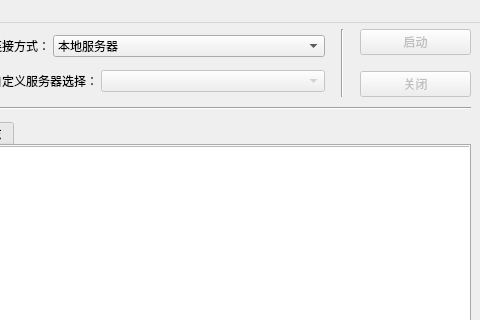
The window that ui/mainwindow.ui (zHElEARN/zoffline_launcher) describes before a commit, drawn with Qt 5; both pictures show x 164 to 644 and y 0 to 320 of the 644 by 438 pixel window.
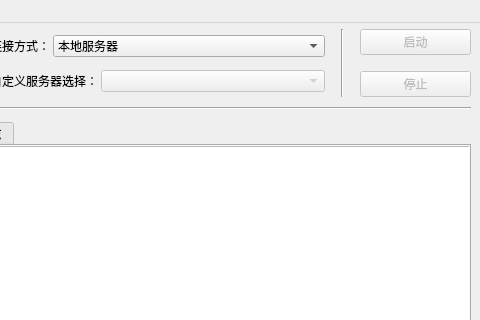
The same window after the commit.

Diff of the .ui file:
```diff
--- a/ui/mainwindow.ui
+++ b/ui/mainwindow.ui
@@ -234,7 +234,7 @@
             <bool>false</bool>
            </property>
            <property name="text">
-            <string>关闭</string>
+            <string>停止</string>
            </property>
           </widget>
          </item>
```
